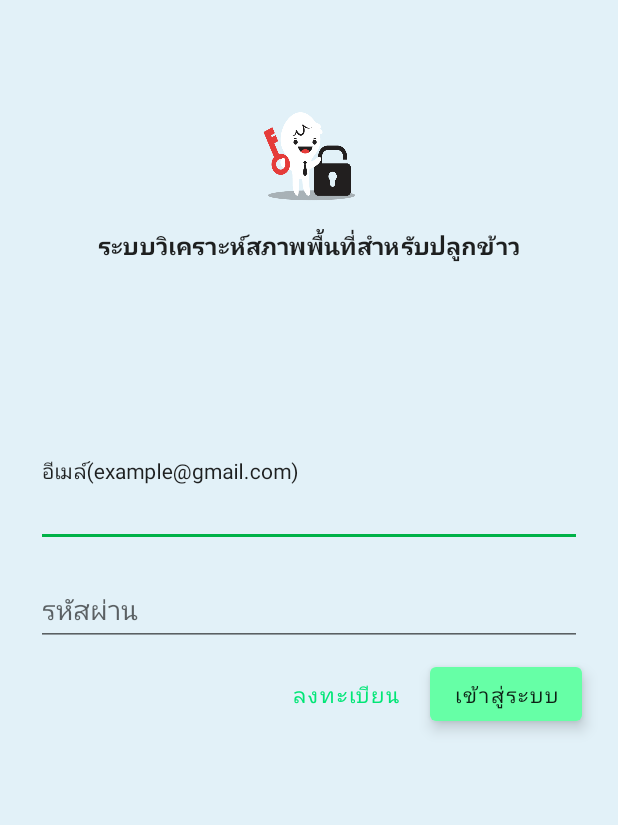
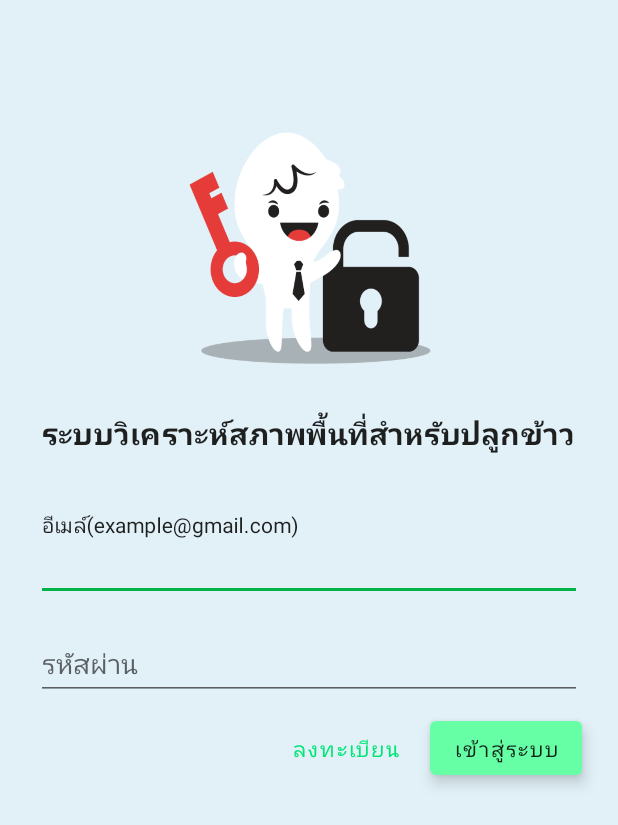
Before and after one commit to LionPK/DemoRice, an Android app: the screen it shows after launch (LoginActivity), on a phone screen of 412 x 824 dp. Shown: the top 825 px of the screen. Run offline under Robolectric (Android 15) with nearby library versions, the phone set to English and light mode, and no system bars.

Commit message:
login update

```diff
--- a/app/src/main/res/layout/activity_login.xml
+++ b/app/src/main/res/layout/activity_login.xml
@@ -17,21 +17,21 @@
         android:paddingTop="16dp">
 
         <ImageView
-            android:layout_width="64dp"
-            android:layout_height="64dp"
+            android:layout_width="168dp"
+            android:layout_height="186dp"
             android:layout_gravity="center_horizontal"
+            android:layout_marginBottom="16dp"
             android:layout_marginTop="48dp"
-            android:layout_marginBottom="16dp"
             app:srcCompat="@drawable/login_pic" />
 
         <TextView
             android:layout_width="wrap_content"
             android:layout_height="wrap_content"
             android:layout_gravity="center_horizontal"
-            android:layout_marginBottom="132dp"
+            android:layout_marginBottom="40dp"
             android:text="@string/app_name"
             android:textAllCaps="true"
-            android:textSize="16sp"
+            android:textSize="20sp"
             android:textAppearance="@style/TextAppearance.demorice.Title"/>
 
         <!-- Snippet from "Add text fields" section goes here. -->
```
